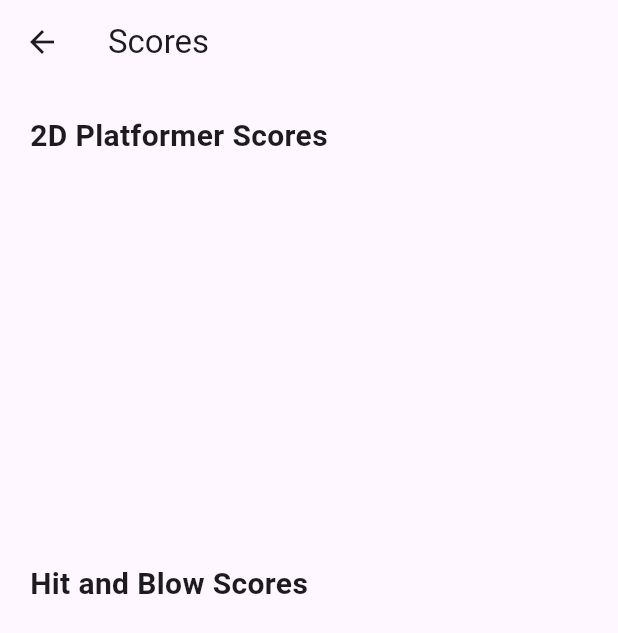
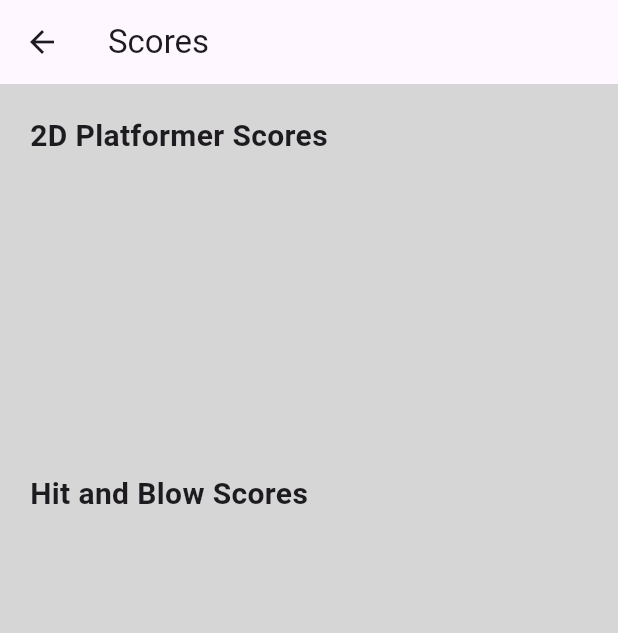
Before and after one commit to CaptGrizzly/Phone_Game_App, a Flutter app: the GameHomeScreen screen opened directly, after a tap on "High Scores", on a phone screen of 412 x 824 dp. Shown: the top 633 px of the screen. Run offline on Flutter 3.47's test engine with Material 3 defaults, Android fonts, the phone set to English and light mode, and no system bars; our stand-ins replace cloud_firestore, firebase_core; missing offline and left inert: flame, flame_audio, flame_tiled; accounts and stored records are empty.

Commit message:
Tweaked Menus

```diff
--- a/lib/home.dart
+++ b/lib/home.dart
@@ -131,7 +131,7 @@ class GameHomeScreen extends StatelessWidget {
               const SizedBox(height: 10),
               ElevatedButton(
                 style: ElevatedButton.styleFrom(
-                  backgroundColor: Colors.grey,
+                  backgroundColor: Colors.grey[350],
                   side: const BorderSide(
                     width: 1,
                     color: Colors.black,
--- a/lib/main.dart
+++ b/lib/main.dart
@@ -26,6 +26,7 @@ class PlayerNameScreen extends StatelessWidget {
   @override
   Widget build(BuildContext context) {
     return Scaffold(
+      backgroundColor: Colors.grey[350],
       appBar: AppBar(
         title: const Text('Enter Player Name'),
       ),
--- a/lib/scores.dart
+++ b/lib/scores.dart
@@ -11,6 +11,7 @@ class ScoresScreen extends StatelessWidget {
         FirebaseFirestore.instance.collection('hit_and_blow_scores').snapshots();
 
     return Scaffold(
+      backgroundColor: Colors.grey[350],
       appBar: AppBar(
         title: const Text('Scores'),
       ),
@@ -24,7 +25,7 @@ class ScoresScreen extends StatelessWidget {
               style: TextStyle(fontSize: 20, fontWeight: FontWeight.w600),
             ),
             Container(
-              height: 250,
+              height: 200,
               padding: const EdgeInsets.symmetric(vertical: 20),
               child: StreamBuilder<QuerySnapshot>(
                 stream: platformerScoresCollection,
@@ -54,13 +55,13 @@ class ScoresScreen extends StatelessWidget {
                 },
               ),
             ),
-            const SizedBox(height: 20),
+            const SizedBox(height: 10),
             const Text(
               'Hit and Blow Scores',
               style: TextStyle(fontSize: 20, fontWeight: FontWeight.w600),
             ),
             Container(
-              height: 250,
+              height: 200,
               padding: const EdgeInsets.symmetric(vertical: 20),
               child: StreamBuilder<QuerySnapshot>(
                 stream: hitAndBlowScoresCollection,
```
